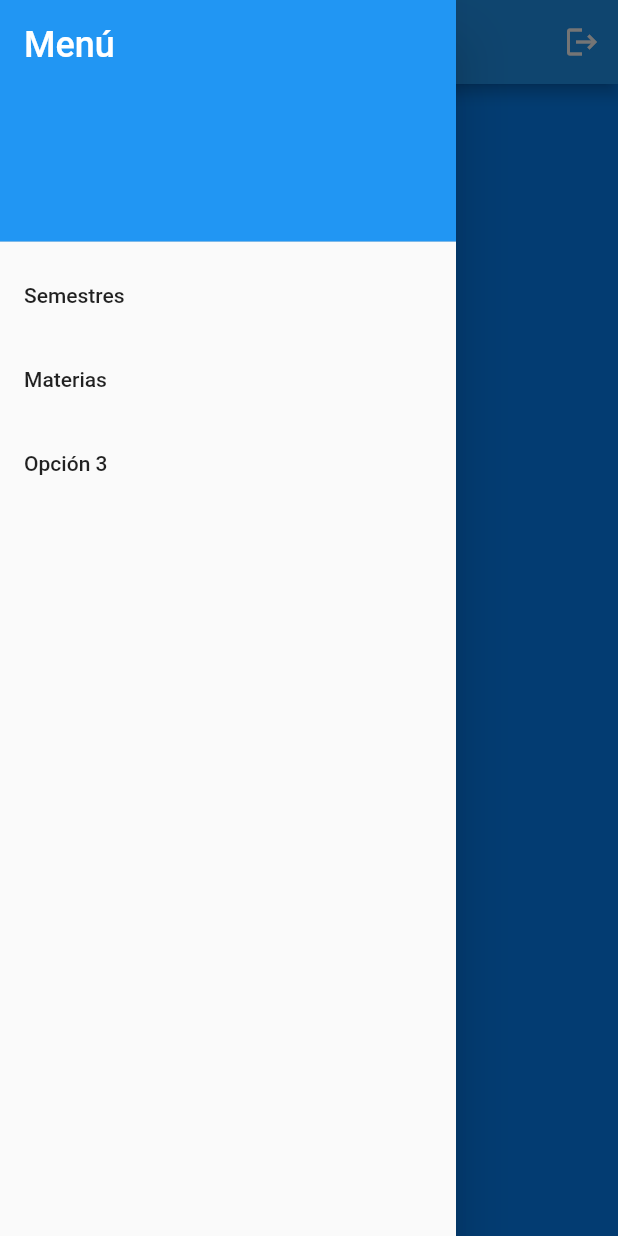
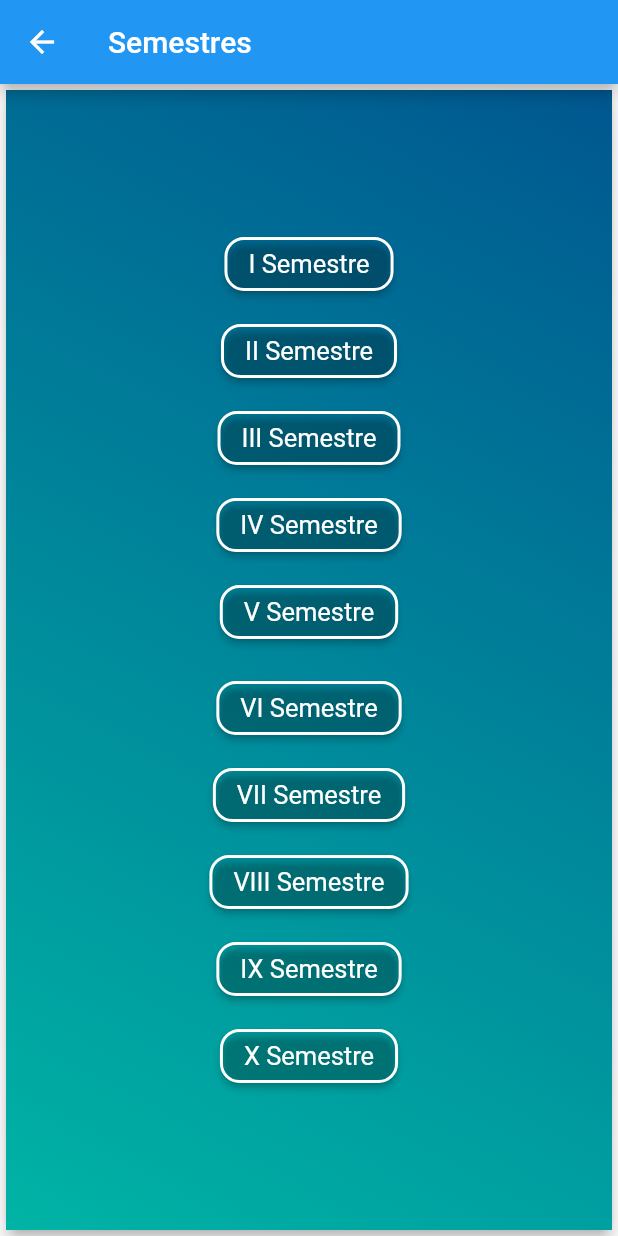
Before and after one commit to HarvyAstaiza/Contaduria_app, a Flutter app: the Docentes screen opened directly, in the side drawer, after a tap on "Semestres", on a phone screen of 412 x 824 dp. Run offline on Flutter 3.47's test engine with Material 2 defaults, Android fonts, the phone set to English and light mode, and no system bars; our stand-ins replace cloud_firestore, firebase_auth, firebase_core; accounts and stored records are empty; Roboto replaces fonts that are missing (Raleway).

Commit message:
creacion Vista semestres

```diff
--- a/contaduria_app/lib/docentes.dart
+++ b/contaduria_app/lib/docentes.dart
@@ -1,6 +1,6 @@
 import 'package:firebase_auth/firebase_auth.dart';
 import 'package:flutter/material.dart';
-
+import 'semestres.dart';
 import 'login.dart';
 import 'materias.dart';
 
@@ -29,12 +29,10 @@ class _DocentesState extends State<Docentes> {
           )
         ],
       ),
-
       drawer: Drawer(
         child: ListView(
           padding: EdgeInsets.zero,
           children: <Widget>[
-
             DrawerHeader(
               decoration: BoxDecoration(
                 color: Colors.blue,
@@ -50,7 +48,8 @@ class _DocentesState extends State<Docentes> {
             ListTile(
               title: Text('Semestres'),
               onTap: () {
-
+                Navigator.push(context,
+                    MaterialPageRoute(builder: (context) => semestres()));
               },
             ),
             ListTile(
@@ -67,23 +66,17 @@ class _DocentesState extends State<Docentes> {
               },
             ),
           ],
-
         ),
       ),
-
       body: Center(
-
-          // Color de fondo del card (caja)
+        // Color de fondo del card (caja)
         child: ElevatedButton(
-        child: Text('Materias'),
-        onPressed: ()=>{
-          // Función que se ejecutará cuando se haga clic en el botón
-          Navigator.push(
-            context,
-           MaterialPageRoute(builder: (context)=>materias())
-          )
-        }
-      ),
+            child: Text('Materias'),
+            onPressed: () => {
+                  // Función que se ejecutará cuando se haga clic en el botón
+                  Navigator.push(context,
+                      MaterialPageRoute(builder: (context) => materias()))
+                }),
       ),
     );
   }
@@ -92,9 +85,7 @@ class _DocentesState extends State<Docentes> {
     CircularProgressIndicator();
     await FirebaseAuth.instance.signOut();
     Navigator.pushReplacement(
-
       context,
-
       MaterialPageRoute(
         builder: (context) => LoginPage(),
       ),
--- /dev/null
+++ b/contaduria_app/lib/semestres.dart
@@ -0,0 +1,197 @@
+import 'package:flutter/material.dart';
+
+class semestres extends StatelessWidget {
+  const semestres({super.key});
+
+  @override
+  Widget build(BuildContext context) {
+    return Scaffold(
+      appBar: AppBar(
+        title: Text('Semestres'),
+      ),
+      body: Container(
+        child: Card(
+          elevation: 4,
+          shape: RoundedRectangleBorder(
+            borderRadius:
+                BorderRadius.circular(8), // Bordes redondeados de la tarjeta
+          ),
+          child: Container(
+            decoration: BoxDecoration(
+              gradient: LinearGradient(
+                begin: Alignment.topRight,
+                end: Alignment.bottomLeft,
+                colors: [
+                  Color.fromRGBO(0, 87, 144, 1),
+                  Color.fromRGBO(0, 180, 165, 1)
+                ], // Colores del degradado
+              ),
+            ),
+            width: 800,
+            height: 850,
+            padding: EdgeInsets.all(16), // Espacio interno dentro de la tarjeta
+            child: Column(
+              mainAxisAlignment: MainAxisAlignment.center,
+              crossAxisAlignment: CrossAxisAlignment.center,
+              children: <Widget>[
+                ElevatedButton(
+                  onPressed: () {
+                    // Acción del primer botón
+                    print('1 botón presionado');
+                  },
+                  style: TextButton.styleFrom(
+                      textStyle: TextStyle(
+                        fontSize: 17,
+                        fontFamily: 'Raleway',
+                      ),
+                      backgroundColor: Colors.transparent, // Fondo transparente
+
+                      shape: RoundedRectangleBorder(
+                        borderRadius: BorderRadius.circular(13),
+                        side: BorderSide(color: Colors.white, width: 2.0),
+                      )),
+                  child: Text('I Semestre'),
+                ),
+                SizedBox(height: 10), // Espacio entre botones
+                ElevatedButton(
+                  onPressed: () {
+                    // Acción del segundo botón
+                    print('2 botón presionado');
+                  },
+                  style: TextButton.styleFrom(
+                      textStyle: TextStyle(fontSize: 17),
+                      backgroundColor: Colors.transparent, // Fondo transparente
+                      shape: RoundedRectangleBorder(
+                        borderRadius: BorderRadius.circular(13),
+                        side: BorderSide(color: Colors.white, width: 2.0),
+                      )),
+                  child: Text('II Semestre'),
+                ),
+                SizedBox(height: 10), // Espacio entre botones
+                ElevatedButton(
+                  onPressed: () {
+                    // Acción del primer botón
+                    print('3 botón presionado');
+                  },
+                  style: TextButton.styleFrom(
+                      textStyle: TextStyle(fontSize: 17),
+                      backgroundColor: Colors.transparent, // Fondo transparente
+                      shape: RoundedRectangleBorder(
+                        borderRadius: BorderRadius.circular(13),
+                        side: BorderSide(color: Colors.white, width: 2.0),
+                      )),
+                  child: Text('III Semestre'),
+                ),
+                SizedBox(height: 10), // Espacio entre botones
+                ElevatedButton(
+                  onPressed: () {
+                    // Acción del segundo botón
+                    print('4 botón presionado');
+                  },
+                  style: TextButton.styleFrom(
+                      textStyle: TextStyle(fontSize: 17),
+                      backgroundColor: Colors.transparent, // Fondo transparente
+                      shape: RoundedRectangleBorder(
+                        borderRadius: BorderRadius.circular(13),
+                        side: BorderSide(color: Colors.white, width: 2.0),
+                      )),
+                  child: Text('IV Semestre'),
+                ),
+                SizedBox(height: 10), // Espacio entre botones
+                ElevatedButton(
+                  onPressed: () {
+                    // Acción del primer botón
+                    print('5 botón presionado');
+                  },
+                  style: TextButton.styleFrom(
+                      textStyle: TextStyle(fontSize: 17),
+                      backgroundColor: Colors.transparent, // Fondo transparente
+                      shape: RoundedRectangleBorder(
+                        borderRadius: BorderRadius.circular(13),
+                        side: BorderSide(color: Colors.white, width: 2.0),
+                      )),
+                  child: Text('V Semestre'),
+                ),
+                SizedBox(height: 16), // Espacio entre botones
+                ElevatedButton(
+                  onPressed: () {
+                    // Acción del segundo botón
+                    print('6 botón presionado');
+                  },
+                  style: TextButton.styleFrom(
+                      textStyle: TextStyle(fontSize: 17),
+                      backgroundColor: Colors.transparent, // Fondo transparente
+                      shape: RoundedRectangleBorder(
+                        borderRadius: BorderRadius.circular(13),
+                        side: BorderSide(color: Colors.white, width: 2.0),
+                      )),
+                  child: Text('VI Semestre'),
+                ),
+                SizedBox(height: 10), // Espacio entre botones
+                ElevatedButton(
+                  onPressed: () {
+                    // Acción del primer botón
+                    print('7 botón presionado');
+                  },
+                  style: TextButton.styleFrom(
+                      textStyle: TextStyle(fontSize: 17),
+                      backgroundColor: Colors.transparent, // Fondo transparente
+                      shape: RoundedRectangleBorder(
+                        borderRadius: BorderRadius.circular(13),
+                        side: BorderSide(color: Colors.white, width: 2.0),
+                      )),
+                  child: Text('VII Semestre'),
+                ),
+                SizedBox(height: 10), // Espacio entre botones
+                ElevatedButton(
+                  onPressed: () {
+                    // Acción del segundo botón
+                    print('8 botón presionado');
+                  },
+                  style: TextButton.styleFrom(
+                      textStyle: TextStyle(fontSize: 17),
+                      backgroundColor: Colors.transparent, // Fondo transparente
+                      shape: RoundedRectangleBorder(
+                        borderRadius: BorderRadius.circular(13),
+                        side: BorderSide(color: Colors.white, width: 2.0),
+                      )),
+                  child: Text('VIII Semestre'),
+                ),
+                SizedBox(height: 10), // Espacio entre botones
+                ElevatedButton(
+                  onPressed: () {
+                    // Acción del primer botón
+                    print('9 botón presionado');
+                  },
+                  style: TextButton.styleFrom(
+                      textStyle: TextStyle(fontSize: 17),
+                      backgroundColor: Colors.transparent, // Fondo transparente
+                      shape: RoundedRectangleBorder(
+                        borderRadius: BorderRadius.circular(13),
+                        side: BorderSide(color: Colors.white, width: 2.0),
+                      )),
+                  child: Text('IX Semestre'),
+                ),
+                SizedBox(height: 10), // Espacio entre botones
+                ElevatedButton(
+                  onPressed: () {
+                    // Acción del segundo botón
+                    print('10 botón presionado');
+                  },
+                  style: TextButton.styleFrom(
+                      textStyle: TextStyle(fontSize: 17),
+                      backgroundColor: Colors.transparent, // Fondo transparente
+                      shape: RoundedRectangleBorder(
+                        borderRadius: BorderRadius.circular(13),
+                        side: BorderSide(color: Colors.white, width: 2.0),
+                      )),
+                  child: Text('X Semestre'),
+                ),
+              ],
+            ),
+          ),
+        ),
+      ),
+    );
+  }
+}
```
Also changed, not shown: contaduria_app/pubspec.lock.
